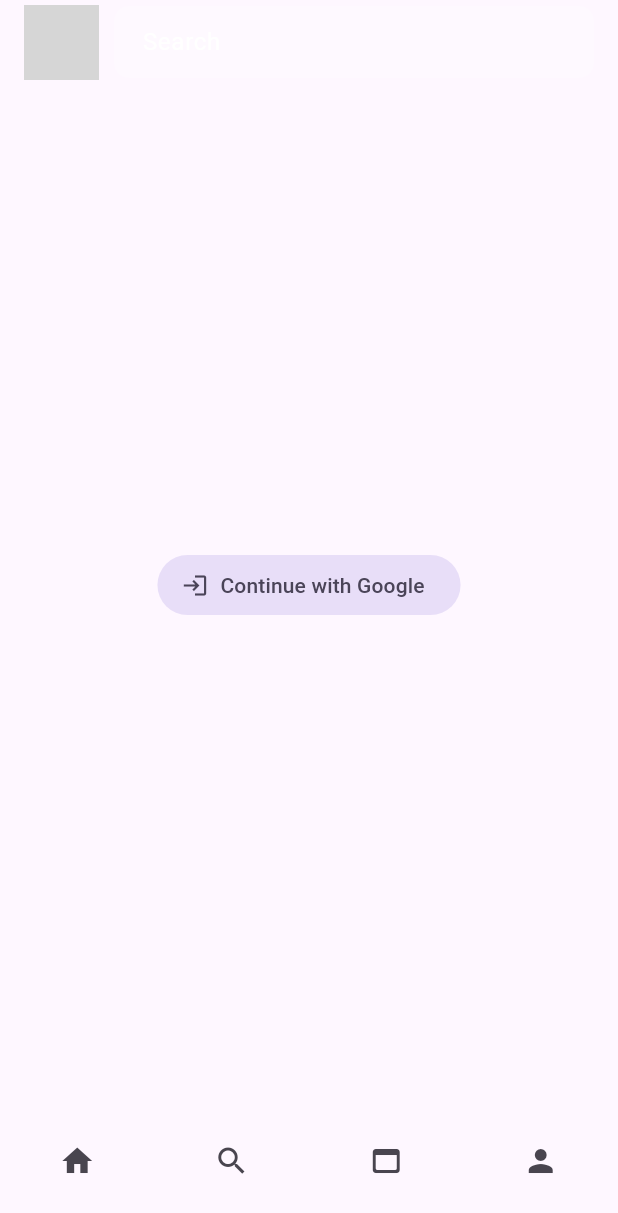
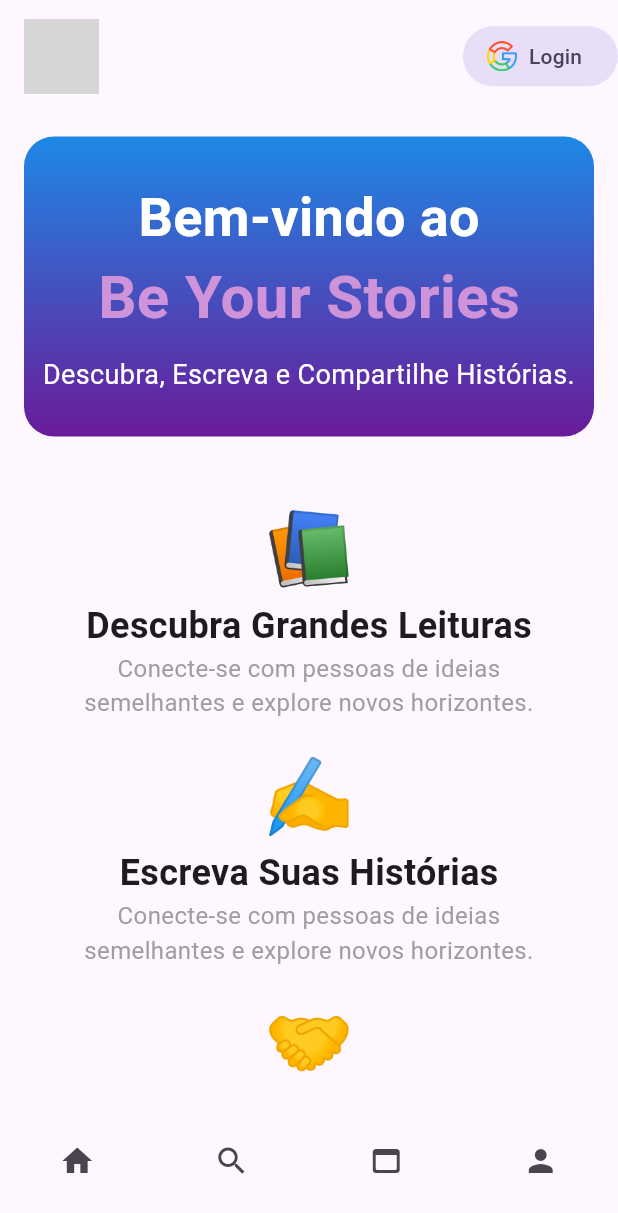
Before and after one commit to Celio1878/bys_mobile, a Flutter app: the screen it shows after launch, on a phone screen of 412 x 824 dp. Shown: the top 1213 px of the screen. Run offline on Flutter 3.47's test engine with Material 3 defaults, Android fonts, the phone set to English and light mode, and no system bars; our stand-ins replace firebase_auth, firebase_core, flutter_dotenv, google_sign_in, visibility_detector; accounts and stored records are empty; network calls fail; grey boxes are pictures that could not be loaded.

Commit message:
feat: Home page

```diff
--- /dev/null
+++ b/lib/components/animated_section.dart
@@ -0,0 +1,86 @@
+import 'package:flutter/material.dart';
+import 'package:visibility_detector/visibility_detector.dart';
+
+class AnimatedSection extends StatefulWidget {
+  final Widget child;
+
+  const AnimatedSection({super.key, required this.child});
+
+  @override
+  State<AnimatedSection> createState() => _AnimatedSectionState();
+}
+
+class _AnimatedSectionState extends State<AnimatedSection>
+    with SingleTickerProviderStateMixin {
+  late AnimationController _controller;
+  late Animation<Offset> _offsetAnimation;
+  late Animation<double> _opacityAnimation;
+
+  bool _isVisible = false;
+
+  @override
+  void initState() {
+    super.initState();
+
+    _controller = AnimationController(
+      duration: const Duration(milliseconds: 800),
+      vsync: this,
+    );
+
+    _offsetAnimation = Tween<Offset>(
+      begin: const Offset(0.0, 0.5),
+      end: Offset.zero,
+    ).animate(
+      CurvedAnimation(
+        parent: _controller,
+        curve: Curves.easeOut,
+      ),
+    );
+
+    _opacityAnimation = Tween<double>(
+      begin: 0.0,
+      end: 1.0,
+    ).animate(_controller);
+  }
+
+  void _animateIn() {
+    if (!_isVisible) {
+      setState(() => _isVisible = true);
+      _controller.forward();
+    }
+  }
+
+  void _animateOut() {
+    if (_isVisible) {
+      setState(() => _isVisible = false);
+      _controller.reverse();
+    }
+  }
+
+  @override
+  void dispose() {
+    _controller.dispose();
+    super.dispose();
+  }
+
+  @override
+  Widget build(BuildContext context) {
+    return VisibilityDetector(
+      key: UniqueKey(),
+      onVisibilityChanged: (visibilityInfo) {
+        if (visibilityInfo.visibleFraction > 0.2) {
+          _animateIn();
+        } else {
+          _animateOut();
+        }
+      },
+      child: SlideTransition(
+        position: _offsetAnimation,
+        child: FadeTransition(
+          opacity: _opacityAnimation,
+          child: widget.child,
+        ),
+      ),
+    );
+  }
+}
--- /dev/null
+++ b/lib/components/buttons/sign_in_button.dart
@@ -0,0 +1,30 @@
+import 'package:app/service/auth.dart';
+import 'package:flutter/material.dart';
+
+class SignInButton extends StatelessWidget {
+  const SignInButton({super.key});
+
+  @override
+  Widget build(BuildContext context) {
+    return FilledButton.tonalIcon(
+      onPressed: () async {
+        try {
+          final user = AuthService().login();
+
+          print("User Mounted: $user");
+        } catch (e) {
+          print(
+            "Error: $e",
+          );
+        }
+      },
+      label: const Text("Login"),
+      // Google icon
+      icon: Image.asset(
+        "assets/icons/google_icon.png",
+        width: 20,
+        height: 20,
+      ),
+    );
+  }
+}
--- /dev/null
+++ b/lib/components/feature_section.dart
@@ -0,0 +1,46 @@
+import 'package:flutter/material.dart';
+
+class FeaturesSection extends StatelessWidget {
+  final List<Map<String, String>> features = [
+    {"icon": "📚", "title": "Descubra Grandes Leituras"},
+    {"icon": "✍️", "title": "Escreva Suas Histórias"},
+    {"icon": "🤝", "title": "Faça Parte da Comunidade"},
+  ];
+
+  FeaturesSection({super.key});
+
+  @override
+  Widget build(BuildContext context) {
+    return Padding(
+      padding: const EdgeInsets.all(16.0),
+      child: Column(
+        crossAxisAlignment: CrossAxisAlignment.center,
+        children: features.map((feature) {
+          return Container(
+            margin: EdgeInsets.symmetric(vertical: 8),
+            child: Column(
+              children: [
+                Text(
+                  feature['icon']!,
+                  style: TextStyle(fontSize: 48),
+                ),
+                Text(
+                  feature['title']!,
+                  style: TextStyle(
+                    fontSize: 24,
+                    fontWeight: FontWeight.bold,
+                  ),
+                ),
+                Text(
+                  "Conecte-se com pessoas de ideias semelhantes e explore novos horizontes.",
+                  textAlign: TextAlign.center,
+                  style: TextStyle(fontSize: 16, color: Colors.grey),
+                ),
+              ],
+            ),
+          );
+        }).toList(),
+      ),
+    );
+  }
+}
--- /dev/null
+++ b/lib/components/hero_section.dart
@@ -0,0 +1,85 @@
+import 'package:flutter/material.dart';
+
+class HeroSection extends StatefulWidget {
+  const HeroSection({super.key});
+
+  @override
+  State<HeroSection> createState() => _HeroSectionState();
+}
+
+class _HeroSectionState extends State<HeroSection>
+    with SingleTickerProviderStateMixin {
+  late AnimationController _controller;
+  late Animation<double> _opacityAnimation;
+
+  @override
+  void initState() {
+    super.initState();
+    _controller = AnimationController(
+      vsync: this,
+      duration: Duration(seconds: 1),
+    );
+    _opacityAnimation = Tween<double>(begin: 0, end: 1).animate(_controller);
+
+    _controller.forward(); // Start animation
+  }
+
+  @override
+  void dispose() {
+    _controller.dispose();
+    super.dispose();
+  }
+
+  @override
+  Widget build(BuildContext context) {
+    return AnimatedBuilder(
+      animation: _controller,
+      builder: (context, child) {
+        return Opacity(
+          opacity: _opacityAnimation.value,
+          child: Container(
+            height: 200,
+            decoration: BoxDecoration(
+              gradient: LinearGradient(
+                colors: [Colors.blue.shade600, Colors.purple.shade800],
+                begin: Alignment.topCenter,
+                end: Alignment.bottomCenter,
+              ),
+              borderRadius: BorderRadius.circular(20),
+            ),
+            child: Column(
+              mainAxisAlignment: MainAxisAlignment.center,
+              children: [
+                Text(
+                  'Bem-vindo ao',
+                  style: TextStyle(
+                    fontSize: 36,
+                    fontWeight: FontWeight.bold,
+                    color: Colors.white,
+                  ),
+                ),
+                Text(
+                  'Be Your Stories',
+                  style: TextStyle(
+                    fontSize: 40,
+                    fontWeight: FontWeight.bold,
+                    color: Colors.purple.shade200,
+                  ),
+                ),
+                SizedBox(height: 10),
+                Text(
+                  'Descubra, Escreva e Compartilhe Histórias.',
+                  textAlign: TextAlign.center,
+                  style: TextStyle(
+                    fontSize: 18,
+                    color: Colors.white,
+                  ),
+                ),
+              ],
+            ),
+          ),
+        );
+      },
+    );
+  }
+}
--- /dev/null
+++ b/lib/components/logo.dart
@@ -0,0 +1,23 @@
+// create a logo widget
+import 'package:flutter/material.dart';
+import 'package:flutter_dotenv/flutter_dotenv.dart';
+
+class Logo extends StatelessWidget {
+  const Logo({super.key});
+
+  @override
+  Widget build(BuildContext context) {
+    final bucketUrl = dotenv.env['BUCKET_URL'];
+
+    return Container(
+      width: 50,
+      height: 50,
+      decoration: BoxDecoration(
+        image: DecorationImage(
+          image: NetworkImage('$bucketUrl/other_images/logo.png'),
+          fit: BoxFit.contain,
+        ),
+      ),
+    );
+  }
+}
--- a/lib/main.dart
+++ b/lib/main.dart
@@ -1,5 +1,11 @@
+import 'package:app/components/animated_section.dart';
 import 'package:app/components/bottom_navigation_bar.dart';
-import 'package:app/service/auth.dart';
+import 'package:app/components/buttons/sign_in_button.dart';
+import 'package:app/components/feature_section.dart';
+import 'package:app/components/hero_section.dart';
+import 'package:app/components/join_us_section.dart';
+import 'package:app/components/logo.dart';
+import 'package:app/components/security_section.dart';
 import 'package:firebase_core/firebase_core.dart';
 import 'package:flutter/material.dart';
 import 'package:flutter_dotenv/flutter_dotenv.dart';
@@ -44,58 +50,26 @@
   Widget build(BuildContext context) {
     return Scaffold(
         appBar: AppBar(
-          title: Row(
+          title: Logo(),
+          actions: [SignInButton()],
+          toolbarHeight: 75,
+        ),
+        body: SingleChildScrollView(
+            child: Padding(
+          padding: const EdgeInsets.all(16),
+          child: Column(
+            crossAxisAlignment: CrossAxisAlignment.stretch,
             children: [
-              Image.network(
-                '$bucketUrl/other_images/logo.png',
-                width: 50,
-                height: 50,
-              ),
-              const SizedBox(width: 10),
-              Expanded(
-                  child: TextField(
-                decoration: InputDecoration(
-                    hintText: "Search",
-                    hintStyle: const TextStyle(color: Colors.white),
-                    filled: true,
-                    fillColor: Colors.white.withOpacity(0.2),
-                    contentPadding: const EdgeInsets.symmetric(
-                        vertical: 10, horizontal: 15),
-                    border: OutlineInputBorder(
-                        borderRadius: BorderRadius.circular(10),
-                        borderSide: BorderSide.none)),
-                style: const TextStyle(color: Colors.white),
-                cursorColor: Colors.white,
-              ))
+              HeroSection(),
+              SizedBox(height: 16),
+              AnimatedSection(child: FeaturesSection()),
+              SizedBox(height: 16),
+              AnimatedSection(child: SecuritySection()),
+              SizedBox(height: 16),
+              AnimatedSection(child: JoinUsSection()),
             ],
           ),
-        ),
-        body: Center(
-          child: Column(
-            mainAxisAlignment: MainAxisAlignment.center,
-            children: <Widget>[
-              FilledButton.tonalIcon(
-                onPressed: () async {
-                  try {
-                    final user = AuthService().login();
-
-                    if (mounted) {
-                      print("User Mounted: $user");
-                    }
-
-                    print("User not mounted: $user");
-                  } catch (e) {
-                    print(
-                      "Error: $e",
-                    );
-                  }
-                },
-                label: const Text("Continue with Google"),
-                icon: const Icon(Icons.login),
-              )
-            ],
-          ),
-        ),
+        )),
         bottomNavigationBar: const NavBar());
   }
 }
--- a/pubspec.yaml
+++ b/pubspec.yaml
@@ -38,6 +38,7 @@ dependencies:
    google_sign_in: ^6.2.2
    firebase_auth: ^5.3.4
    firebase_core: ^3.8.1
+   visibility_detector: ^0.4.0+2
 
 dev_dependencies:
    flutter_test:
@@ -63,6 +64,8 @@ flutter:
    # To add assets to your application, add an assets section, like this:
    assets:
       - .env
+      - assets/icons/google_icon.png
+      - assets/images/website-maintenance.gif
 
    # An image asset can refer to one or more resolution-specific "variants", see
    # https://flutter.dev/to/resolution-aware-images
```
Also changed, not shown: lib/components/join_us_section.dart (added, +48 -0 lines), lib/components/security_section.dart (added, +75 -0 lines), assets/icons/google_icon.png (added), pubspec.lock, 1 other file.
